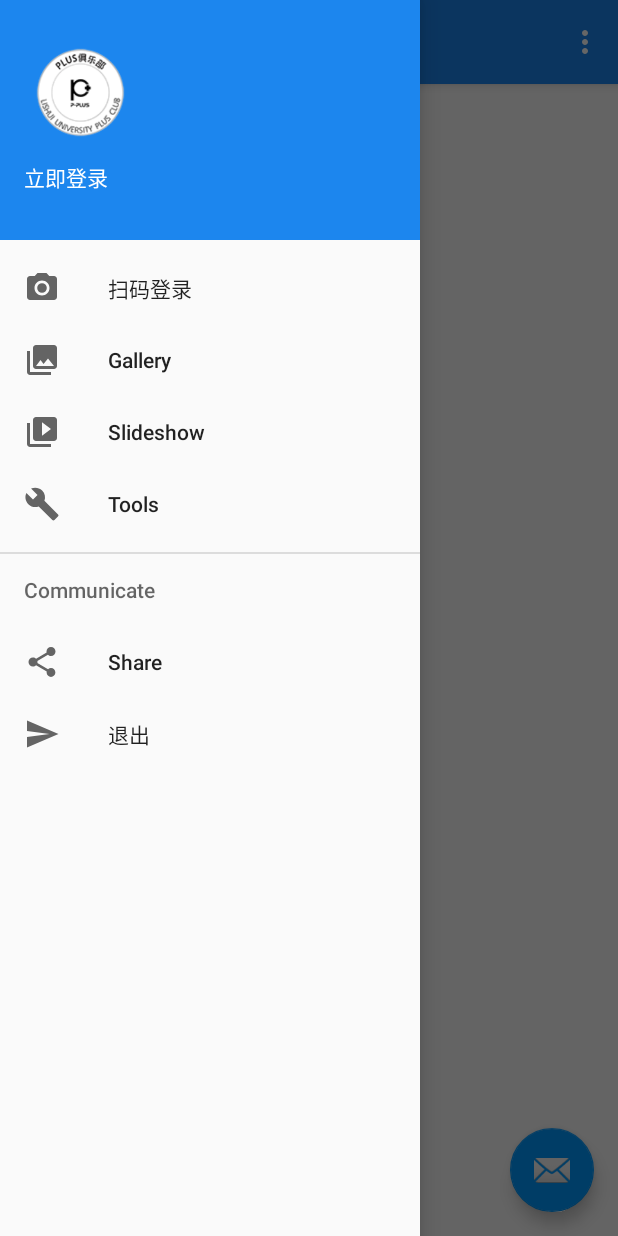
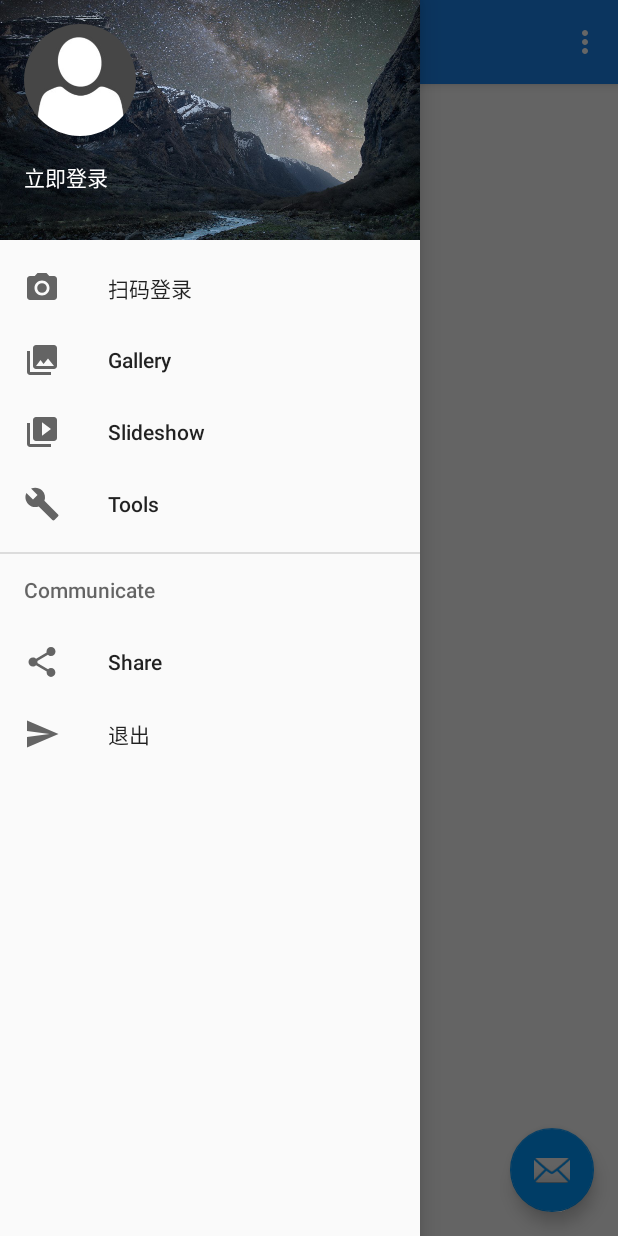
Before and after one commit to xiaoshidefeng/PLUS-for-Android, an Android app: the screen it shows after launch (MainActivity), with the side drawer open, on a phone screen of 412 x 824 dp. Run offline under Robolectric (Android 15) with nearby library versions, the phone set to English and light mode, and no system bars.

Commit message:
将头像变为圆形 更改nav_header_main的背景图片

```diff
--- /dev/null
+++ b/SlideMeueTest/app/src/main/java/com/example/cw/slidemeuetest/AvatarImageView.java
@@ -0,0 +1,96 @@
+package com.example.cw.slidemeuetest;
+
+import android.content.Context;
+import android.graphics.Bitmap;
+import android.graphics.Canvas;
+import android.graphics.Matrix;
+import android.graphics.Paint;
+import android.graphics.PorterDuff;
+import android.graphics.PorterDuffXfermode;
+import android.graphics.Rect;
+import android.graphics.drawable.BitmapDrawable;
+import android.graphics.drawable.Drawable;
+import android.util.AttributeSet;
+import android.widget.ImageView;
+
+/**
+ * Created by cw on 2016/11/9.
+ * 头像图片变成圆形
+ */
+
+public class AvatarImageView extends ImageView {
+    private Paint paint = new Paint();
+
+    public AvatarImageView(Context context) {
+        super(context);
+    }
+
+    public AvatarImageView(Context context, AttributeSet attrs) {
+        super(context, attrs);
+    }
+
+    public AvatarImageView(Context context, AttributeSet attrs, int defStyle) {
+        super(context, attrs, defStyle);
+    }
+
+    //将头像按比例缩放
+    private Bitmap scaleBitmap(Bitmap bitmap){
+        int width = getWidth();
+        //一定要强转成float 不然有可能因为精度不够 出现 scale为0 的错误
+        float scale = (float)width/(float)bitmap.getWidth();
+        Matrix matrix = new Matrix();
+        matrix.postScale(scale, scale);
+        return Bitmap.createBitmap(bitmap, 0, 0, bitmap.getWidth(), bitmap.getHeight(), matrix, true);
+
+    }
+    //将原始图像裁剪成正方形
+    private Bitmap dealRawBitmap(Bitmap bitmap){
+        int width = bitmap.getWidth();
+        int height = bitmap.getHeight();
+        //获取宽度
+        int minWidth = width > height ?  height:width ;
+        //计算正方形的范围
+        int leftTopX = (width - minWidth)/2;
+        int leftTopY = (height - minWidth)/2;
+        //裁剪成正方形
+        Bitmap newBitmap = Bitmap.createBitmap(bitmap,leftTopX,leftTopY,minWidth,minWidth,null,false);
+        return  scaleBitmap(newBitmap);
+    }
+    @Override
+    protected void onDraw(Canvas canvas) {
+        Drawable drawable = getDrawable();
+        if (null != drawable) {
+            Bitmap rawBitmap =((BitmapDrawable)drawable).getBitmap();
+
+            //处理Bitmap 转成正方形
+            Bitmap newBitmap = dealRawBitmap(rawBitmap);
+            //将newBitmap 转换成圆形
+            Bitmap circleBitmap = toRoundCorner(newBitmap, 14);
+
+            final Rect rect = new Rect(0, 0, circleBitmap.getWidth(), circleBitmap.getHeight());
+            paint.reset();
+            //绘制到画布上
+            canvas.drawBitmap(circleBitmap, rect, rect, paint);
+        } else {
+            super.onDraw(canvas);
+        }
+    }
+
+    private Bitmap toRoundCorner(Bitmap bitmap, int pixels) {
+
+        //指定为 ARGB_4444 可以减小图片大小
+        Bitmap output = Bitmap.createBitmap(bitmap.getWidth(), bitmap.getHeight(), Bitmap.Config.ARGB_4444);
+        Canvas canvas = new Canvas(output);
+
+        final int color = 0xff424242;
+        final Rect rect = new Rect(0, 0,bitmap.getWidth(), bitmap.getHeight());
+        paint.setAntiAlias(true);
+        canvas.drawARGB(0, 0, 0, 0);
+        paint.setColor(color);
+        int x = bitmap.getWidth();
+        canvas.drawCircle(x / 2, x / 2, x / 2, paint);
+        paint.setXfermode(new PorterDuffXfermode(PorterDuff.Mode.SRC_IN));
+        canvas.drawBitmap(bitmap, rect, rect, paint);
+        return output;
+    }
+}
--- a/SlideMeueTest/app/src/main/res/drawable/side_nav_bar.xml
+++ b/SlideMeueTest/app/src/main/res/drawable/side_nav_bar.xml
@@ -6,4 +6,5 @@
         android:endColor="#1C86EE"
         android:startColor="#1C86EE"
         android:type="linear" />
+
 </shape>
--- a/SlideMeueTest/app/src/main/res/layout/nav_header_main.xml
+++ b/SlideMeueTest/app/src/main/res/layout/nav_header_main.xml
@@ -3,7 +3,8 @@
     xmlns:app="http://schemas.android.com/apk/res-auto"
     android:layout_width="match_parent"
     android:layout_height="@dimen/nav_header_height"
-    android:background="@drawable/side_nav_bar"
+    android:background="@drawable/stars"
+
     android:gravity="bottom"
     android:orientation="vertical"
     android:paddingBottom="@dimen/activity_vertical_margin"
@@ -12,12 +13,14 @@
     android:paddingTop="@dimen/activity_vertical_margin"
     android:theme="@style/ThemeOverlay.AppCompat.Dark">
 
-    <ImageView
-        android:id="@+id/imageView"
+    <com.example.cw.slidemeuetest.AvatarImageView
         android:layout_width="75dp"
         android:layout_height="75dp"
+        android:layout_centerHorizontal="true"
+        android:src="@drawable/userimg"
         android:paddingTop="@dimen/nav_header_vertical_spacing"
-        app:srcCompat="@drawable/plusss" />
+        android:id="@+id/imageView"
+        />
 
     <TextView
         android:onClick="login"
```
Also changed, not shown: SlideMeueTest/app/src/main/res/drawable/stars.png (added), SlideMeueTest/app/src/main/res/drawable/userimg.png (added).
